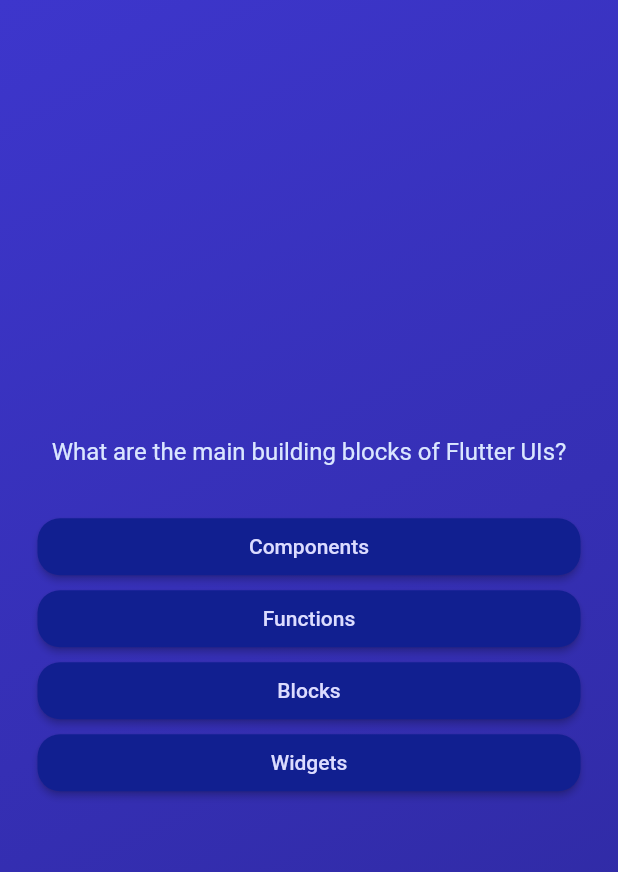
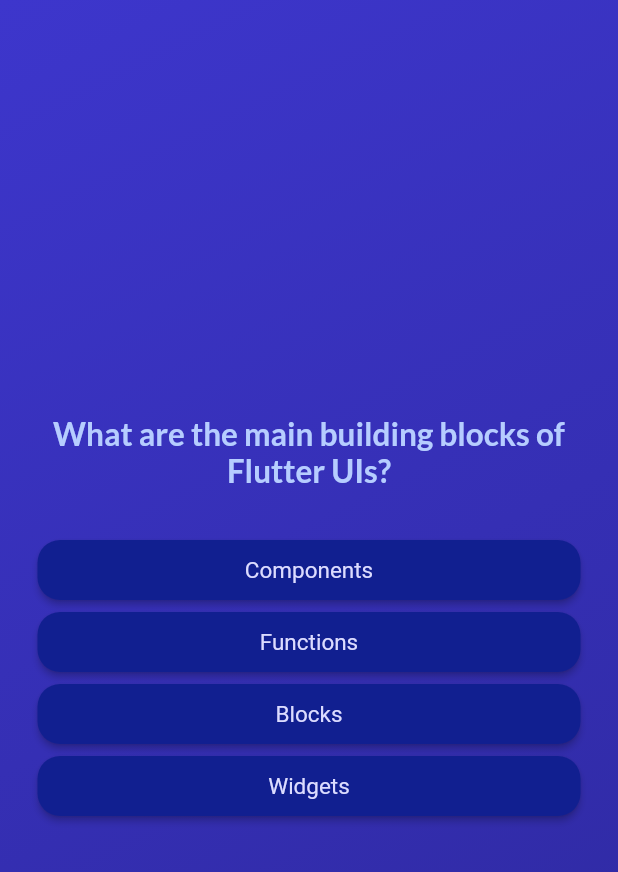
Before and after one commit to Abhi-Survase/simple-flutter-quiz-app, a Flutter app: the screen it shows after launch, after a tap on "Start Quiz", on a phone screen of 412 x 824 dp. Shown: the top 872 px of the screen. Run offline on Flutter 3.47's test engine with Material 2 defaults, Android fonts, the phone set to English and light mode, and no system bars; our stand-ins replace google_fonts.

Commit message:
Integrated Google Fonts for home and qs screen

```diff
--- a/lib/ans_buttom.dart
+++ b/lib/ans_buttom.dart
@@ -14,6 +14,7 @@ class AnsButton extends StatelessWidget {
           padding: const EdgeInsets.symmetric(horizontal: 30, vertical: 11),
           backgroundColor: const Color.fromARGB(255, 17, 31, 144),
           foregroundColor: const Color.fromARGB(255, 220, 220, 255),
+          textStyle: const TextStyle(fontSize: 15),
           shape: RoundedRectangleBorder(
             borderRadius: BorderRadius.circular(15),
           )),
--- a/lib/ques_screen.dart
+++ b/lib/ques_screen.dart
@@ -1,6 +1,7 @@
 import 'package:flutter/material.dart';
 import 'package:adv_basics/ans_buttom.dart';
 import 'package:adv_basics/data/questions.dart';
+import 'package:google_fonts/google_fonts.dart';
 
 class QuesScreen extends StatefulWidget {
   const QuesScreen({super.key});
@@ -35,8 +36,10 @@ class _QuesScreenState extends State<QuesScreen> {
             SizedBox(
               width: 350,
               child: Text(currentQs.qs,
-                  style: const TextStyle(
-                      color: Color.fromARGB(255, 218, 230, 255), fontSize: 16),
+                  style: GoogleFonts.lato(
+                      color: const Color.fromARGB(255, 182, 205, 255),
+                      fontSize: 21,
+                      fontWeight: FontWeight.bold),
                   textAlign: TextAlign.center),
             ),
             const SizedBox(height: 30),
--- a/lib/start_screen.dart
+++ b/lib/start_screen.dart
@@ -1,4 +1,5 @@
 import 'package:flutter/material.dart';
+import 'package:google_fonts/google_fonts.dart';
 
 class StartScreen extends StatelessWidget {
   const StartScreen(this.startQuiz, {super.key});
@@ -17,11 +18,12 @@ class StartScreen extends StatelessWidget {
           const SizedBox(
             height: 30,
           ),
-          const Padding(
-            padding: EdgeInsets.all(30),
-            child: Text("Learn Flutter the fun way!",
-                style: TextStyle(
-                    color: Color.fromARGB(255, 246, 238, 255), fontSize: 24)),
+          Padding(
+            padding: const EdgeInsets.all(30),
+            child: Text("Learn Flutter the fun way !",
+                style: GoogleFonts.josefinSans(
+                    color: const Color.fromARGB(255, 246, 238, 255),
+                    fontSize: 26)),
           ),
           OutlinedButton.icon(
             onPressed: startQuiz,
@@ -29,7 +31,11 @@ class StartScreen extends StatelessWidget {
               foregroundColor: const Color.fromARGB(255, 213, 181, 255),
             ),
             icon: const Icon(Icons.arrow_circle_right_outlined),
-            label: const Text("Start Quiz"),
+            label: Text(
+              "Start Quiz",
+              style: GoogleFonts.firaSans(
+                  fontSize: 17, fontWeight: FontWeight.w500),
+            ),
           )
         ],
       ),
--- a/pubspec.yaml
+++ b/pubspec.yaml
@@ -35,6 +35,7 @@ dependencies:
   # The following adds the Cupertino Icons font to your application.
   # Use with the CupertinoIcons class for iOS style icons.
   cupertino_icons: ^1.0.2
+  google_fonts: ^6.1.0
 
 dev_dependencies:
   flutter_test:
```
Also changed, not shown: pubspec.lock.
